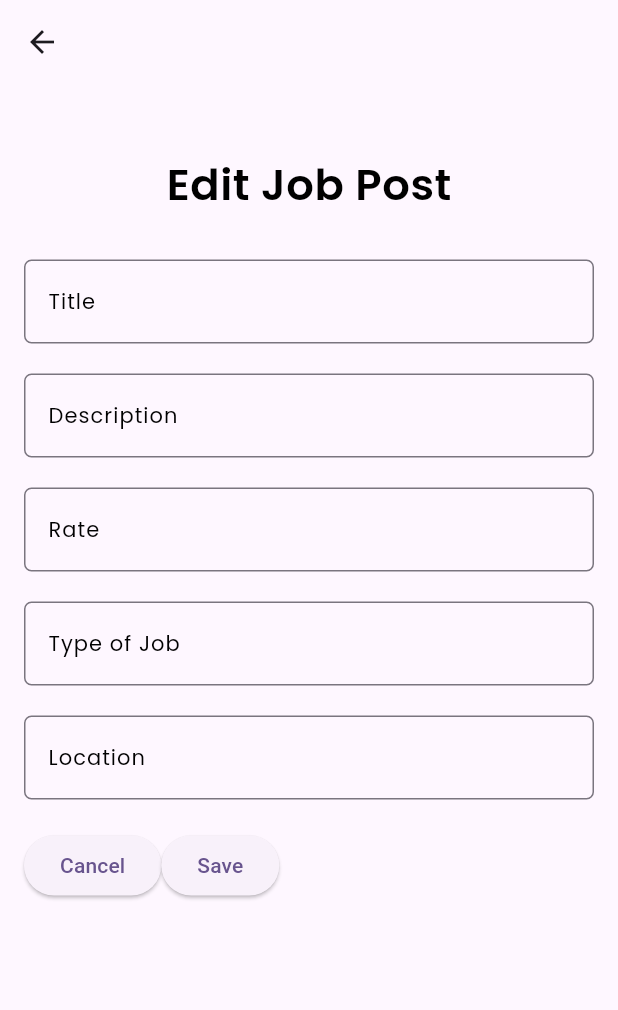
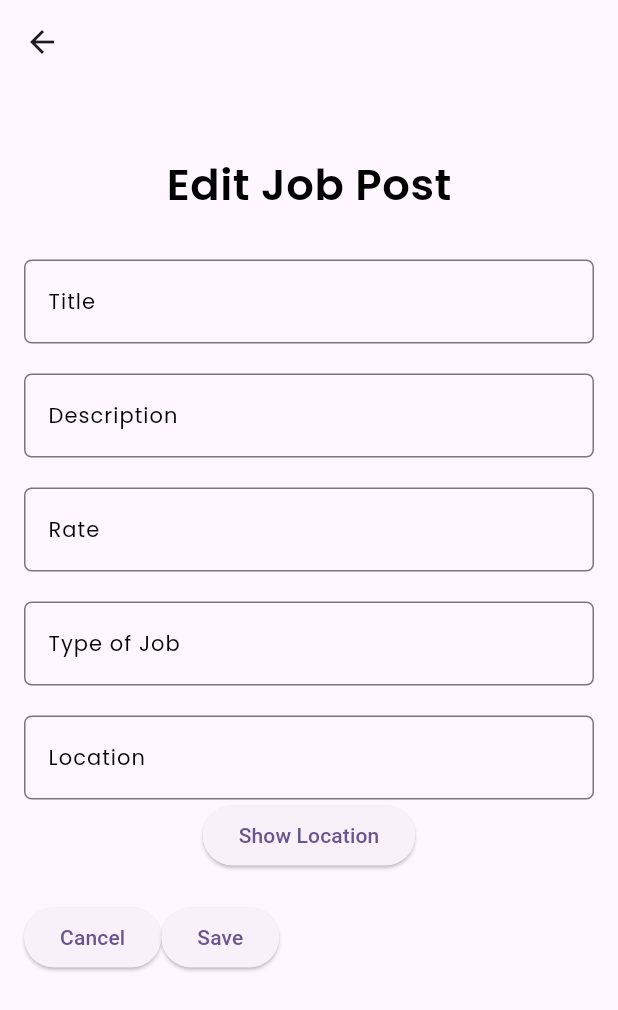
Before and after one commit to mark12-2/capstone_bj, a Flutter app: the JobEditPost screen opened directly with empty values, on a phone screen of 412 x 824 dp. Shown: the top 1010 px of the screen. Run offline on Flutter 3.47's test engine with Material 3 defaults, Android fonts, the phone set to English and light mode, and no system bars; our stand-ins replace cloud_firestore, country_picker, firebase_auth, firebase_core, firebase_storage, flutter_map and 6 more; accounts and stored records are empty.

Commit message:
fixed map and job post edit

```diff
--- a/lib/default_screens/home.dart
+++ b/lib/default_screens/home.dart
@@ -30,11 +30,12 @@ class _HomePageState extends State<HomePage> {
   }
 
   void showCommentDialog(String postId, BuildContext context) {
-  showDialog(
-    context: context,
-    builder: (dialogContext) => CommentScreen(postId: postId),
-  );
-}
+    showDialog(
+      context: context,
+      builder: (dialogContext) => CommentScreen(postId: postId),
+    );
+  }
+
   @override
   Widget build(BuildContext context) {
     final PostsProvider postDetails = Provider.of<PostsProvider>(context);
@@ -256,7 +257,8 @@ class _HomePageState extends State<HomePage> {
                                                   TextEditingController(
                                                       text: '$lat, $lon'));
                                             },
-                                            child: Text(location,
+                                            child: Text(
+                                                "$location (tap to view location)",
                                                 style: const TextStyle(
                                                     color: Colors.blue)),
                                           ),
--- a/lib/employer_screens/edit_jobpost.dart
+++ b/lib/employer_screens/edit_jobpost.dart
@@ -1,8 +1,10 @@
 import 'package:capstone/model/posts_model.dart';
 import 'package:capstone/provider/auth_provider.dart';
+import 'package:capstone/provider/mapping/location_service.dart';
 import 'package:capstone/provider/posts_provider.dart';
 import 'package:capstone/styles/responsive_utils.dart';
 import 'package:capstone/styles/textstyle.dart';
+import 'package:capstone/utils/utils.dart';
 import 'package:cloud_firestore/cloud_firestore.dart';
 import 'package:flutter/material.dart';
 import 'package:provider/provider.dart';
@@ -20,6 +22,7 @@ class JobEditPost extends StatefulWidget {
 
 class _JobEditPostState extends State<JobEditPost> {
   late final AuthProvider _authProvider;
+  final _locationController = TextEditingController();
 
   @override
   void initState() {
@@ -134,13 +137,23 @@ class _JobEditPostState extends State<JobEditPost> {
                         onSaved: (value) => _type = value,
                       ),
                       const SizedBox(height: 20),
+                      Column(
+                        children: [
                           TextFormField(
-                        initialValue: _location,
+                            // initialValue: _location,
+                            controller: _locationController,
                             decoration: customInputDecoration('Location'),
                             maxLines: 5,
                             minLines: 1,
                             keyboardType: TextInputType.multiline,
                             onSaved: (value) => _location = value,
+                          ),
+                          ElevatedButton(
+                            onPressed: () => showLocationPickerModal(
+                                context, _locationController),
+                            child: const Text('Show Location'),
+                          ),
+                        ],
                       ),
                       const SizedBox(height: 20),
                       Row(
@@ -167,6 +180,10 @@ class _JobEditPostState extends State<JobEditPost> {
   // update post method
   Future<void> _savePost() async {
     if (_formKey.currentState!.validate()) {
+      if (_locationController.text.isEmpty) {
+        showSnackBar(context, "Job Post has no location / address....");
+        return;
+      }
       _formKey.currentState!.save();
       try {
         final post = Post(
--- a/lib/provider/mapping/location_service.dart
+++ b/lib/provider/mapping/location_service.dart
@@ -18,7 +18,7 @@ void showLocationPickerModal(
           child: FlutterMap(
             options: MapOptions(
               initialCenter: LatLng(lat, lon),
-              initialZoom: 16.0,
+              initialZoom: 17.0,
               onTap: (tapPosition, point) {
                 controller.text = '${point.latitude}, ${point.longitude}';
                 Navigator.pop(context);
```
Lines whose indentation alone changed are shown as unchanged.
